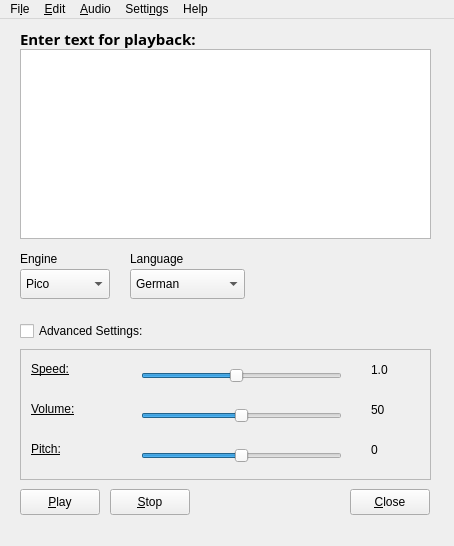
Above: src/qpicospeaker.ui from Shadowsith/qpicospeaker before the change. Below: the same form after it.
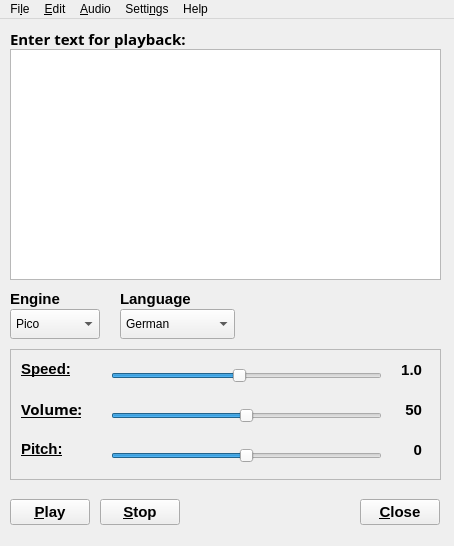
That is the form after the change. Icons and pictures are not drawn.

Commit message: Adding resize event to qpicospeaker and removed not more needed checkbox

Patch:
```diff
--- a/src/qpicospeaker.ui
+++ b/src/qpicospeaker.ui
@@ -23,8 +23,8 @@
    <widget class="QComboBox" name="cmbLang">
     <property name="geometry">
      <rect>
-      <x>130</x>
-      <y>250</y>
+      <x>120</x>
+      <y>290</y>
       <width>115</width>
       <height>30</height>
      </rect>
@@ -89,10 +89,10 @@
    <widget class="QTextEdit" name="tePlay">
     <property name="geometry">
      <rect>
-      <x>20</x>
+      <x>10</x>
       <y>30</y>
-      <width>411</width>
-      <height>190</height>
+      <width>431</width>
+      <height>231</height>
      </rect>
     </property>
     <property name="html">
@@ -106,12 +106,19 @@
    <widget class="QLabel" name="lblLang">
     <property name="geometry">
      <rect>
-      <x>130</x>
-      <y>230</y>
+      <x>120</x>
+      <y>270</y>
       <width>115</width>
       <height>20</height>
      </rect>
     </property>
+    <property name="font">
+     <font>
+      <pointsize>11</pointsize>
+      <weight>75</weight>
+      <bold>true</bold>
+     </font>
+    </property>
     <property name="text">
      <string>Language</string>
     </property>
@@ -119,12 +126,19 @@
    <widget class="QPushButton" name="btnClose">
     <property name="geometry">
      <rect>
-      <x>350</x>
-      <y>470</y>
+      <x>360</x>
+      <y>480</y>
       <width>80</width>
       <height>26</height>
      </rect>
     </property>
+    <property name="font">
+     <font>
+      <pointsize>11</pointsize>
+      <weight>75</weight>
+      <bold>true</bold>
+     </font>
+    </property>
     <property name="cursor">
      <cursorShape>PointingHandCursor</cursorShape>
     </property>
@@ -135,7 +149,7 @@
    <widget class="QLabel" name="lblInputDesc">
     <property name="geometry">
      <rect>
-      <x>20</x>
+      <x>10</x>
       <y>10</y>
       <width>321</width>
       <height>20</height>
@@ -160,12 +174,19 @@
    <widget class="QPushButton" name="btnStop">
     <property name="geometry">
      <rect>
-      <x>110</x>
-      <y>470</y>
+      <x>100</x>
+      <y>480</y>
       <width>80</width>
       <height>26</height>
      </rect>
     </property>
+    <property name="font">
+     <font>
+      <pointsize>11</pointsize>
+      <weight>75</weight>
+      <bold>true</bold>
+     </font>
+    </property>
     <property name="cursor">
      <cursorShape>PointingHandCursor</cursorShape>
     </property>
@@ -176,8 +197,8 @@
    <widget class="QPushButton" name="btnPlay">
     <property name="geometry">
      <rect>
-      <x>20</x>
-      <y>470</y>
+      <x>10</x>
+      <y>480</y>
       <width>80</width>
       <height>26</height>
      </rect>
@@ -188,6 +209,13 @@
       <verstretch>0</verstretch>
      </sizepolicy>
     </property>
+    <property name="font">
+     <font>
+      <pointsize>11</pointsize>
+      <weight>75</weight>
+      <bold>true</bold>
+     </font>
+    </property>
     <property name="cursor">
      <cursorShape>PointingHandCursor</cursorShape>
     </property>
@@ -198,9 +226,9 @@
    <widget class="QScrollArea" name="saSliders">
     <property name="geometry">
      <rect>
-      <x>20</x>
+      <x>10</x>
       <y>330</y>
-      <width>411</width>
+      <width>431</width>
       <height>131</height>
      </rect>
     </property>
@@ -212,22 +240,32 @@
       <rect>
        <x>0</x>
        <y>0</y>
-       <width>409</width>
+       <width>429</width>
        <height>129</height>
       </rect>
      </property>
      <widget class="QLabel" name="lblPitchVal">
       <property name="geometry">
        <rect>
-        <x>350</x>
+        <x>380</x>
         <y>90</y>
-        <width>40</width>
+        <width>31</width>
         <height>20</height>
        </rect>
       </property>
+      <property name="font">
+       <font>
+        <pointsize>11</pointsize>
+        <weight>75</weight>
+        <bold>true</bold>
+       </font>
+      </property>
       <property name="text">
        <string>0</string>
       </property>
+      <property name="alignment">
+       <set>Qt::AlignRight|Qt::AlignTrailing|Qt::AlignVCenter</set>
+      </property>
      </widget>
      <widget class="QLabel" name="lblSpeed">
       <property name="geometry">
@@ -238,6 +276,14 @@
         <height>18</height>
        </rect>
       </property>
+      <property name="font">
+       <font>
+        <pointsize>11</pointsize>
+        <weight>75</weight>
+        <bold>true</bold>
+        <underline>true</underline>
+       </font>
+      </property>
       <property name="styleSheet">
        <string notr="true">#lblSpeed {
 	text-decoration: underline
@@ -250,18 +296,28 @@
      <widget class="QLabel" name="lblSpeedVal">
       <property name="geometry">
        <rect>
-        <x>350</x>
+        <x>380</x>
         <y>10</y>
-        <width>40</width>
+        <width>31</width>
         <height>20</height>
        </rect>
       </property>
+      <property name="font">
+       <font>
+        <pointsize>11</pointsize>
+        <weight>75</weight>
+        <bold>true</bold>
+       </font>
+      </property>
       <property name="styleSheet">
        <string notr="true"/>
       </property>
       <property name="text">
        <string>1.0</string>
       </property>
+      <property name="alignment">
+       <set>Qt::AlignRight|Qt::AlignTrailing|Qt::AlignVCenter</set>
+      </property>
      </widget>
      <widget class="QLabel" name="lblPitch">
       <property name="geometry">
@@ -272,6 +328,14 @@
         <height>18</height>
        </rect>
       </property>
+      <property name="font">
+       <font>
+        <pointsize>11</pointsize>
+        <weight>75</weight>
+        <bold>true</bold>
+        <underline>true</underline>
+       </font>
+      </property>
       <property name="styleSheet">
        <string notr="true">#lblPitch {
 	text-decoration: underline
@@ -284,9 +348,9 @@
      <widget class="QSlider" name="hsSpeed">
       <property name="geometry">
        <rect>
-        <x>120</x>
+        <x>100</x>
         <y>10</y>
-        <width>201</width>
+        <width>271</width>
         <height>31</height>
        </rect>
       </property>
@@ -309,9 +373,9 @@
      <widget class="QSlider" name="hsPitch">
       <property name="geometry">
        <rect>
-        <x>120</x>
+        <x>100</x>
         <y>90</y>
-        <width>201</width>
+        <width>271</width>
         <height>31</height>
        </rect>
       </property>
@@ -349,6 +413,15 @@
         <height>18</height>
        </rect>
       </property>
+      <property name="font">
+       <font>
+        <family>Noto Sans</family>
+        <pointsize>11</pointsize>
+        <weight>75</weight>
+        <bold>true</bold>
+        <underline>true</underline>
+       </font>
+      </property>
       <property name="styleSheet">
        <string notr="true">#lblVolume {
 	text-decoration: underline
@@ -361,22 +434,32 @@
      <widget class="QLabel" name="lblVolumeVal">
       <property name="geometry">
        <rect>
-        <x>350</x>
+        <x>380</x>
         <y>50</y>
-        <width>40</width>
+        <width>31</width>
         <height>20</height>
        </rect>
       </property>
+      <property name="font">
+       <font>
+        <pointsize>11</pointsize>
+        <weight>75</weight>
+        <bold>true</bold>
+       </font>
+      </property>
       <property name="text">
        <string>50</string>
       </property>
+      <property name="alignment">
+       <set>Qt::AlignRight|Qt::AlignTrailing|Qt::AlignVCenter</set>
+      </property>
      </widget>
      <widget class="QSlider" name="hsVolume">
       <property name="geometry">
        <rect>
-        <x>120</x>
+        <x>100</x>
         <y>50</y>
-        <width>201</width>
+        <width>271</width>
         <height>31</height>
        </rect>
       </property>
@@ -401,24 +484,11 @@
      </widget>
     </widget>
    </widget>
-   <widget class="QCheckBox" name="cbSettings">
-    <property name="geometry">
-     <rect>
-      <x>20</x>
-      <y>300</y>
-      <width>401</width>
-      <height>24</height>
-     </rect>
-    </property>
-    <property name="text">
-     <string>Advanced Settings:</string>
-    </property>
-   </widget>
    <widget class="QComboBox" name="cmbEng">
     <property name="geometry">
      <rect>
-      <x>20</x>
-      <y>250</y>
+      <x>10</x>
+      <y>290</y>
       <width>90</width>
       <height>30</height>
      </rect>
@@ -450,12 +520,19 @@
    <widget class="QLabel" name="lblEng">
     <property name="geometry">
      <rect>
-      <x>20</x>
-      <y>230</y>
+      <x>10</x>
+      <y>270</y>
       <width>90</width>
       <height>20</height>
      </rect>
     </property>
+    <property name="font">
+     <font>
+      <pointsize>11</pointsize>
+      <weight>75</weight>
+      <bold>true</bold>
+     </font>
+    </property>
     <property name="text">
      <string>Engine</string>
     </property>
```
Left out of the diff: 2 changed lines with no effect on the pictures. The commit also changes 4 other files.
